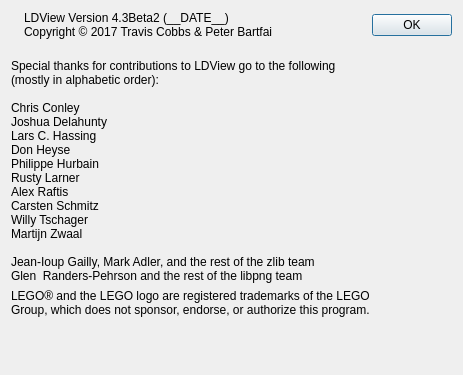
The window that QT/AboutPanel.ui (tcobbs/ldview) describes before a commit, drawn with Qt 5.
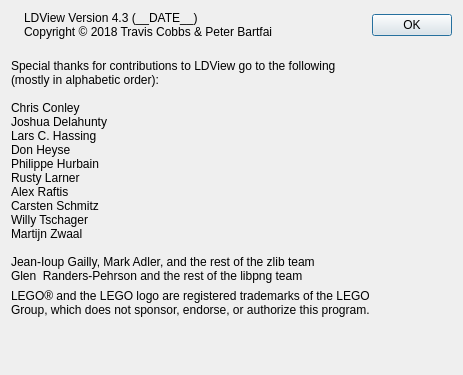
The same window after the commit. Icons and pictures are not drawn.

Commit message: Change version string to 4.3 (remove beta tag)

Diff of the .ui file:
```diff
--- a/QT/AboutPanel.ui
+++ b/QT/AboutPanel.ui
@@ -82,8 +82,8 @@
                     </sizepolicy>
                   </property>
                   <property name="text">
-                    <string>LDView Version 4.3Beta2 (__DATE__)
-Copyright © 2017 Travis Cobbs &amp; Peter Bartfai</string>
+                    <string>LDView Version 4.3 (__DATE__)
+Copyright © 2018 Travis Cobbs &amp; Peter Bartfai</string>
                   </property>
                   <property name="textFormat">
                     <enum>Qt::PlainText</enum>
```
The commit also changes 23 other files.
